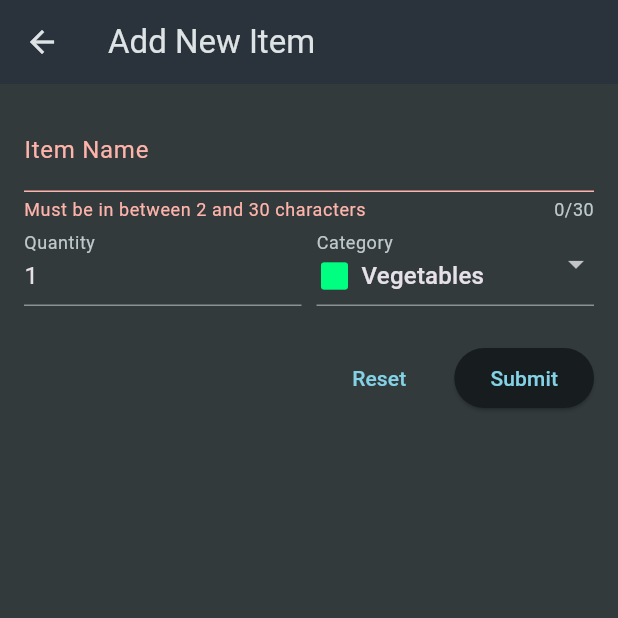
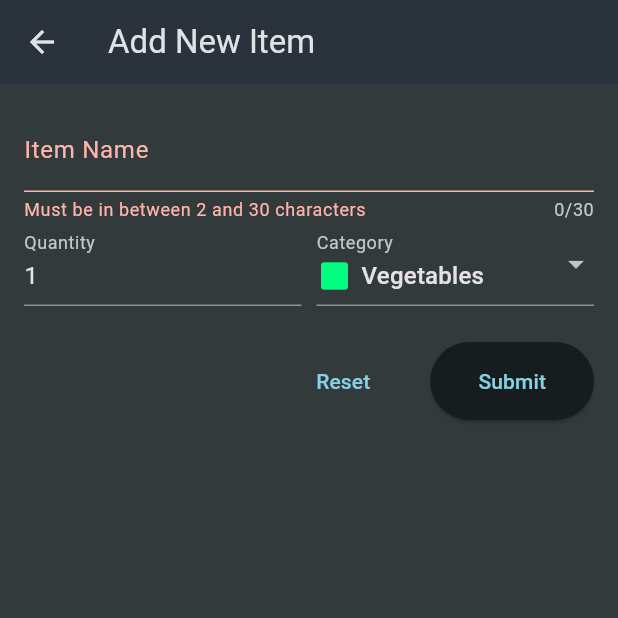
Before and after one commit to Premchand777/shopping_list, a Flutter app: the NewItemScreenSFW screen opened directly, after a tap on "Submit", on a phone screen of 412 x 824 dp, the top half of it. Run offline on Flutter 3.47's test engine with Material 3 defaults, Android fonts, the phone set to English and light mode, and no system bars; our stand-ins replace flutter_dotenv; network calls fail.

Commit message:
Implemented add, delete grocery items functionality using firebase realtime db and http module.

```diff
--- a/lib/widgets/screens/new_item_sfw.dart
+++ b/lib/widgets/screens/new_item_sfw.dart
@@ -1,4 +1,10 @@
+import 'dart:convert';
+
 import 'package:flutter/material.dart';
+
+import 'package:http/http.dart' as http;
+import 'package:flutter_dotenv/flutter_dotenv.dart';
+
 import 'package:shopping_list/data/categories.dart';
 import 'package:shopping_list/models/category.dart';
 import 'package:shopping_list/models/grocery_item.dart';
@@ -15,12 +21,33 @@ class NewItemScreenSFW extends StatefulWidget {
 class _NewItemScreenSFWState extends State<NewItemScreenSFW> {
   final _formKey = GlobalKey<FormState>();
 
+  bool _isLoading = false;
+
   var itemName = '';
   var quantity = '';
   Category category = categories.entries.first.value;
-  void _saveItem() {
+  void _saveItem() async {
     if (_formKey.currentState!.validate()) {
       _formKey.currentState!.save();
+      setState(() {
+        _isLoading = true;
+      });
+
+      final response = await http.post(
+        Uri.https(
+          dotenv.env['FireBaseURI']!,
+          'shopping_list.json',
+        ),
+        headers: {'Content-Type': 'application/json'},
+        body: json.encode(
+          {
+            'name': itemName,
+            'quantity': quantity,
+            'category': category.categoryName,
+          },
+        ),
+      );
+      if (mounted) {
         ScaffoldMessenger.of(context).showSnackBar(
           const SnackBar(
             content: Text(
@@ -31,12 +58,13 @@ class _NewItemScreenSFWState extends State<NewItemScreenSFW> {
         );
         Navigator.of(context).pop(
           GroceryItem(
-          id: DateTime.now().toString(),
+            id: json.decode(response.body)['name'],
             name: itemName,
             quantity: int.tryParse(quantity)!,
             category: category,
           ),
         );
+      }
     }
   }
 
@@ -137,10 +165,12 @@ class _NewItemScreenSFWState extends State<NewItemScreenSFW> {
                   TextButton(
                     style: const ButtonStyle(
                       padding: MaterialStatePropertyAll(
-                        EdgeInsets.fromLTRB(24, 8, 24, 8),
+                        EdgeInsets.fromLTRB(32, 16, 32, 16),
                       ),
                     ),
-                    onPressed: () {
+                    onPressed: _isLoading
+                        ? null
+                        : () {
                             _formKey.currentState!.reset();
                           },
                     child: const Text(
@@ -153,11 +183,13 @@ class _NewItemScreenSFWState extends State<NewItemScreenSFW> {
                   ElevatedButton(
                     style: const ButtonStyle(
                       padding: MaterialStatePropertyAll(
-                        EdgeInsets.fromLTRB(24, 8, 24, 8),
+                        EdgeInsets.fromLTRB(32, 16, 32, 16),
                       ),
                     ),
                     onPressed: _saveItem,
-                    child: const Text(
+                    child: _isLoading
+                        ? const CircularProgressIndicator.adaptive()
+                        : const Text(
                             'Submit',
                           ),
                   ),
```
Also changed, not shown: lib/main.dart (+7 -1 lines), lib/widgets/screens/groceries_home_sfw.dart (+74 -19 lines), pubspec.yaml (+4 -3 lines), pubspec.lock. Lines whose indentation alone changed are shown as unchanged.
